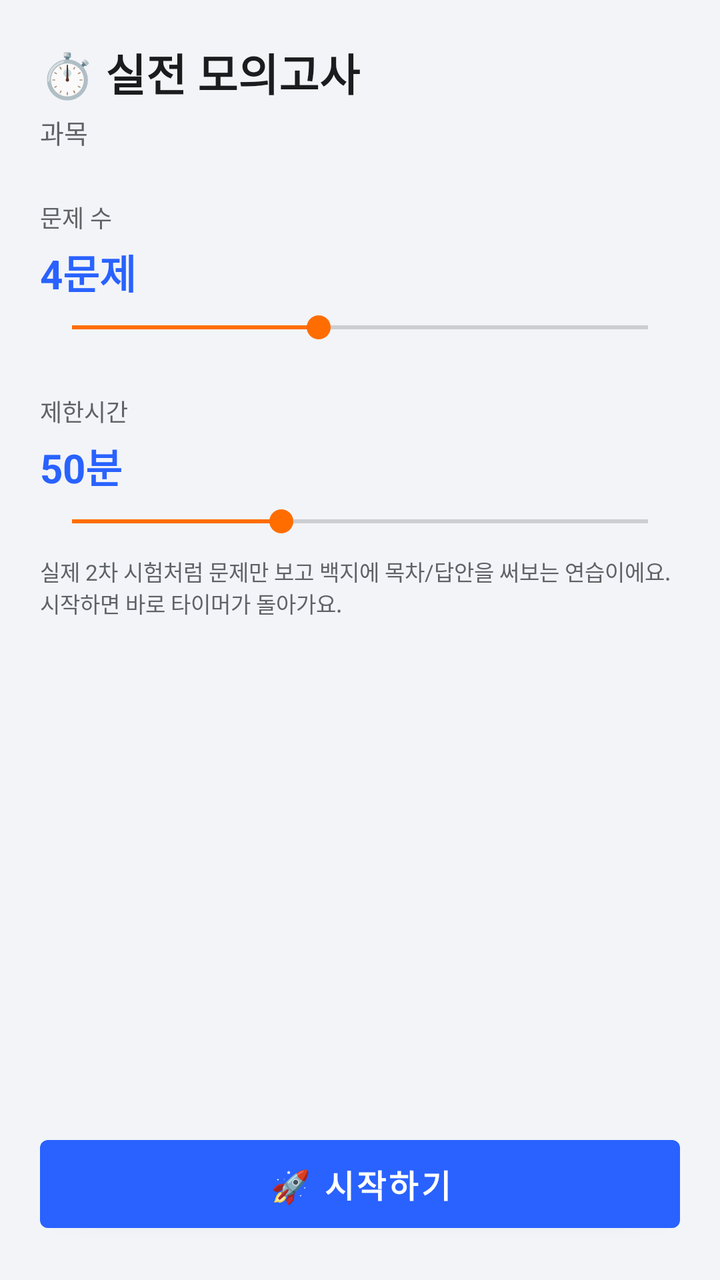
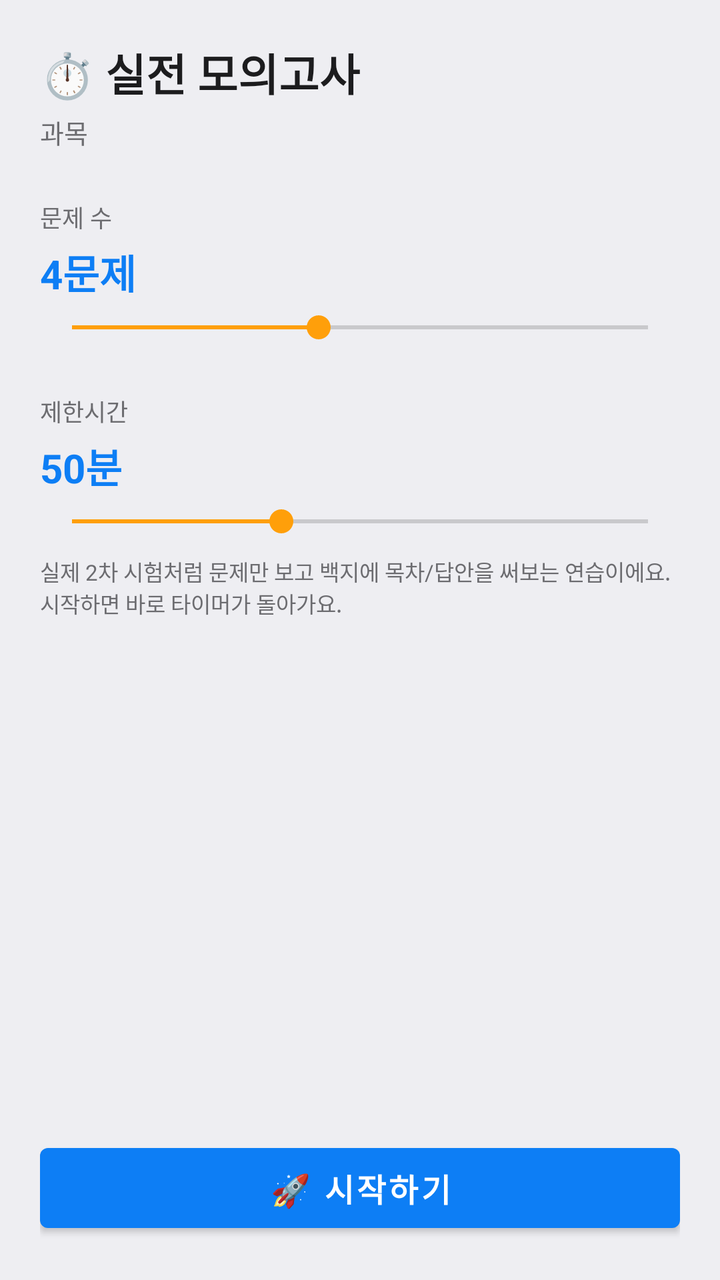

Before-and-after screenshots of an Android layout around one commit, followed by the original layout XML and the change that was made.
<!-- AndroidManifest.xml: application theme Theme.AdminMemo -->
<!-- res/layout/activity_exam_setup.xml -->
<?xml version="1.0" encoding="utf-8"?>
<LinearLayout xmlns:android="http://schemas.android.com/apk/res/android"
    android:layout_width="match_parent"
    android:layout_height="match_parent"
    android:orientation="vertical"
    android:background="@color/bg_screen"
    android:padding="20dp">

    <TextView
        android:layout_width="wrap_content"
        android:layout_height="wrap_content"
        android:text="⏱️ 실전 모의고사"
        android:textColor="@color/text_main"
        android:textSize="22sp"
        android:textStyle="bold"
        android:layout_marginBottom="4dp"/>

    <TextView
        android:id="@+id/tvExamSubjectLabel"
        android:layout_width="wrap_content"
        android:layout_height="wrap_content"
        android:textColor="@color/text_sub"
        android:textSize="13sp"
        android:layout_marginBottom="24dp"
        android:text="과목"/>

    <TextView
        android:layout_width="wrap_content"
        android:layout_height="wrap_content"
        android:text="문제 수"
        android:textColor="@color/text_sub"
        android:textSize="12sp"
        android:layout_marginBottom="4dp"/>

    <TextView
        android:id="@+id/tvQuestionCount"
        android:layout_width="wrap_content"
        android:layout_height="wrap_content"
        android:text="4문제"
        android:textColor="@color/primary"
        android:textStyle="bold"
        android:textSize="20sp"
        android:layout_marginBottom="4dp"/>

    <SeekBar
        android:id="@+id/seekQuestionCount"
        android:layout_width="match_parent"
        android:layout_height="wrap_content"
        android:max="7"
        android:progress="3"
        android:layout_marginBottom="24dp"/>

    <TextView
        android:layout_width="wrap_content"
        android:layout_height="wrap_content"
        android:text="제한시간"
        android:textColor="@color/text_sub"
        android:textSize="12sp"
        android:layout_marginBottom="4dp"/>

    <TextView
        android:id="@+id/tvTimeLimit"
        android:layout_width="wrap_content"
        android:layout_height="wrap_content"
        android:text="50분"
        android:textColor="@color/primary"
        android:textStyle="bold"
        android:textSize="20sp"
        android:layout_marginBottom="4dp"/>

    <SeekBar
        android:id="@+id/seekTimeLimit"
        android:layout_width="match_parent"
        android:layout_height="wrap_content"
        android:max="22"
        android:progress="8"
        android:layout_marginBottom="8dp"/>

    <TextView
        android:layout_width="match_parent"
        android:layout_height="wrap_content"
        android:text="실제 2차 시험처럼 문제만 보고 백지에 목차/답안을 써보는 연습이에요. 시작하면 바로 타이머가 돌아가요."
        android:textColor="@color/text_sub"
        android:textSize="11sp"
        android:layout_marginBottom="28dp"/>

    <View android:layout_width="0dp" android:layout_height="0dp" android:layout_weight="1"/>

    <Button
        android:id="@+id/btnStartExam"
        android:layout_width="match_parent"
        android:layout_height="56dp"
        android:text="🚀 시작하기"
        android:textSize="16sp"
        android:textStyle="bold"/>

</LinearLayout>
<!-- resources referenced by this layout -->
<resources>
  <color name="bg_screen">#F2F4F8</color>
  <color name="primary">#2962FF</color>
  <color name="text_main">#1A1C1E</color>
  <color name="text_sub">#5F6368</color>
  <style name="Theme.AdminMemo" parent="Theme.MaterialComponents.DayNight.NoActionBar">
          <item name="colorPrimary">@color/primary</item>
          <item name="colorPrimaryDark">@color/primary_dark</item>
          <item name="colorAccent">@color/accent</item>
          <item name="android:windowBackground">@color/bg_screen</item>
      </style>
  <color name="primary_dark">#0039CB</color>
  <color name="accent">#FF6D00</color>
</resources>

<!-- the commit's change to res/layout/activity_exam_setup.xml (unified diff, before → after) -->
@@ -89,7 +89,8 @@
     <Button
         android:id="@+id/btnStartExam"
         android:layout_width="match_parent"
-        android:layout_height="56dp"
+        android:layout_height="wrap_content"
+        android:minHeight="@dimen/btn_min_height"
         android:text="🚀 시작하기"
         android:textSize="16sp"
         android:textStyle="bold"/>
<!-- resource entries referenced after the edit -->
@@ -1,16 +1,17 @@
 <!-- resources referenced by this layout -->
 <resources>
-  <color name="bg_screen">#F2F4F8</color>
-  <color name="primary">#2962FF</color>
-  <color name="text_main">#1A1C1E</color>
-  <color name="text_sub">#5F6368</color>
+  <color name="bg_screen">#EEEEF2</color>
+  <color name="primary">#0D7EF5</color>
+  <color name="text_main">#1C1C1E</color>
+  <color name="text_sub">#6C6C70</color>
+  <dimen name="btn_min_height">52sp</dimen>
   <style name="Theme.AdminMemo" parent="Theme.MaterialComponents.DayNight.NoActionBar">
           <item name="colorPrimary">@color/primary</item>
           <item name="colorPrimaryDark">@color/primary_dark</item>
           <item name="colorAccent">@color/accent</item>
           <item name="android:windowBackground">@color/bg_screen</item>
       </style>
-  <color name="primary_dark">#0039CB</color>
-  <color name="accent">#FF6D00</color>
+  <color name="primary_dark">#0A64D6</color>
+  <color name="accent">#FF9F0A</color>
 </resources>
 
